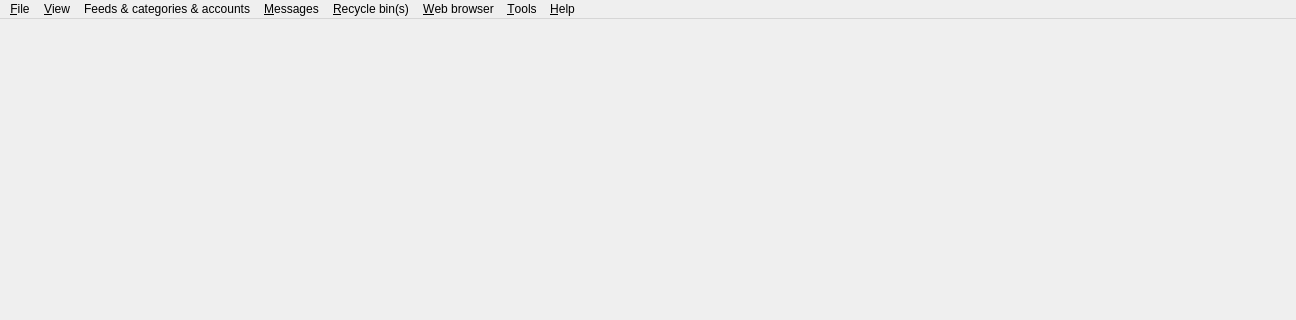
This is src/gui/dialogs/formmain.ui in martinrotter/rssguard as Qt 5 draws it before an edit; both pictures show x 0 to 1296 and y 0 to 320 of the 1296 by 677 pixel window. The edited form follows.
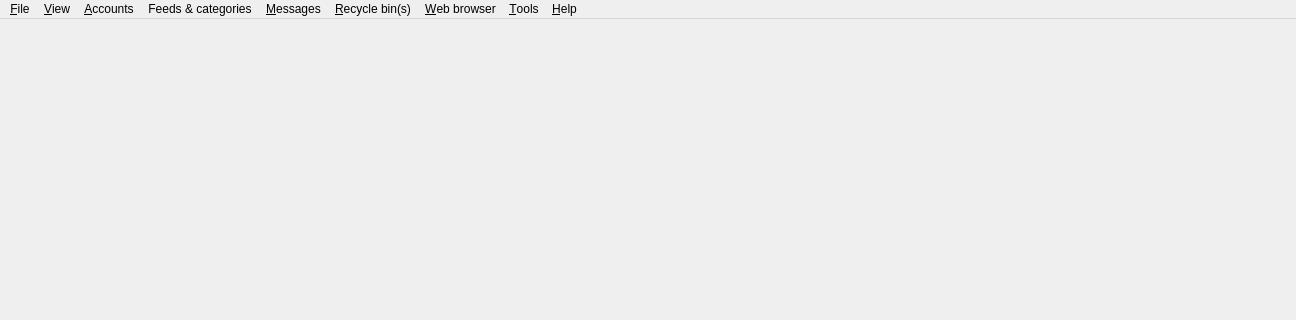
This is the edited form. Custom widgets are drawn as their Qt base class.

Commit message: Added "Accounts" menu and some minor TT-RSS stuff.

Diff of the .ui file:
```diff
--- a/src/gui/dialogs/formmain.ui
+++ b/src/gui/dialogs/formmain.ui
@@ -126,7 +126,7 @@
    </widget>
    <widget class="QMenu" name="m_menuFeeds">
     <property name="title">
-     <string>Feeds &amp;&amp; categories &amp;&amp; accounts</string>
+     <string>Feeds &amp;&amp; categories</string>
     </property>
     <widget class="QMenu" name="m_menuAddItem">
      <property name="title">
@@ -181,8 +181,17 @@
     <addaction name="m_actionRestoreAllRecycleBins"/>
     <addaction name="m_actionEmptyAllRecycleBins"/>
    </widget>
+   <widget class="QMenu" name="m_menuAccounts">
+    <property name="title">
+     <string>&amp;Accounts</string>
+    </property>
+    <addaction name="m_actionServiceAdd"/>
+    <addaction name="m_actionServiceEdit"/>
+    <addaction name="m_actionServiceDelete"/>
+   </widget>
    <addaction name="m_menuFile"/>
    <addaction name="m_menuView"/>
+   <addaction name="m_menuAccounts"/>
    <addaction name="m_menuFeeds"/>
    <addaction name="m_menuMessages"/>
    <addaction name="m_menuRecycleBin"/>
```
Left out of the diff: 19 changed lines with no effect on the pictures. The commit also changes 8 other files.
